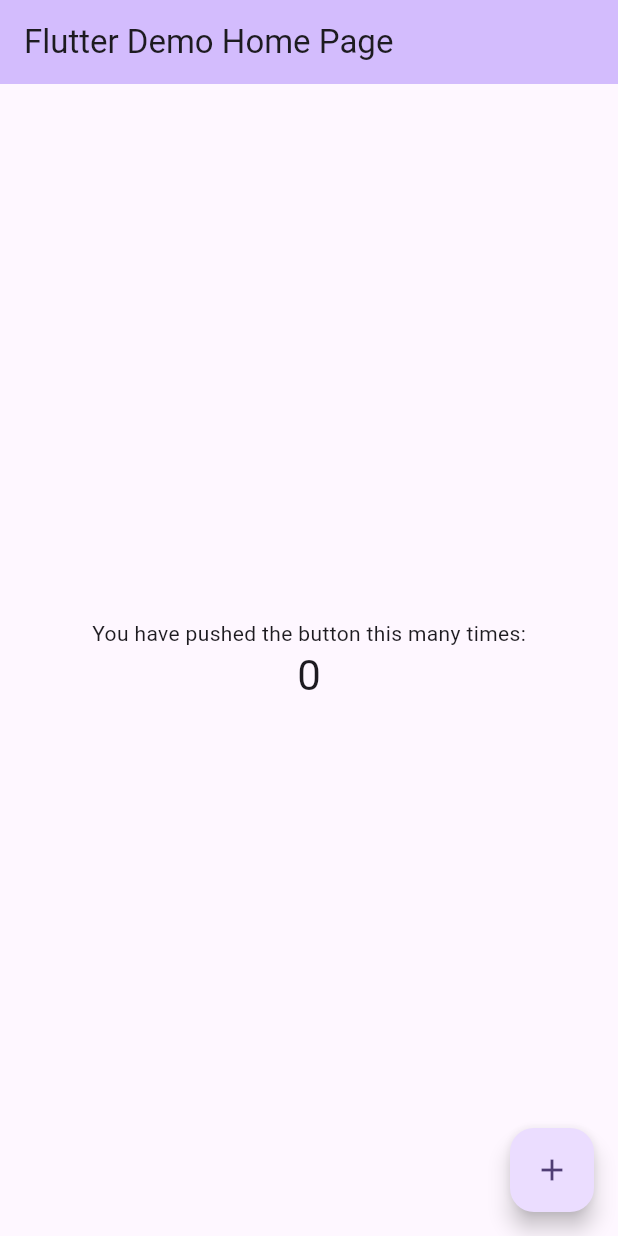
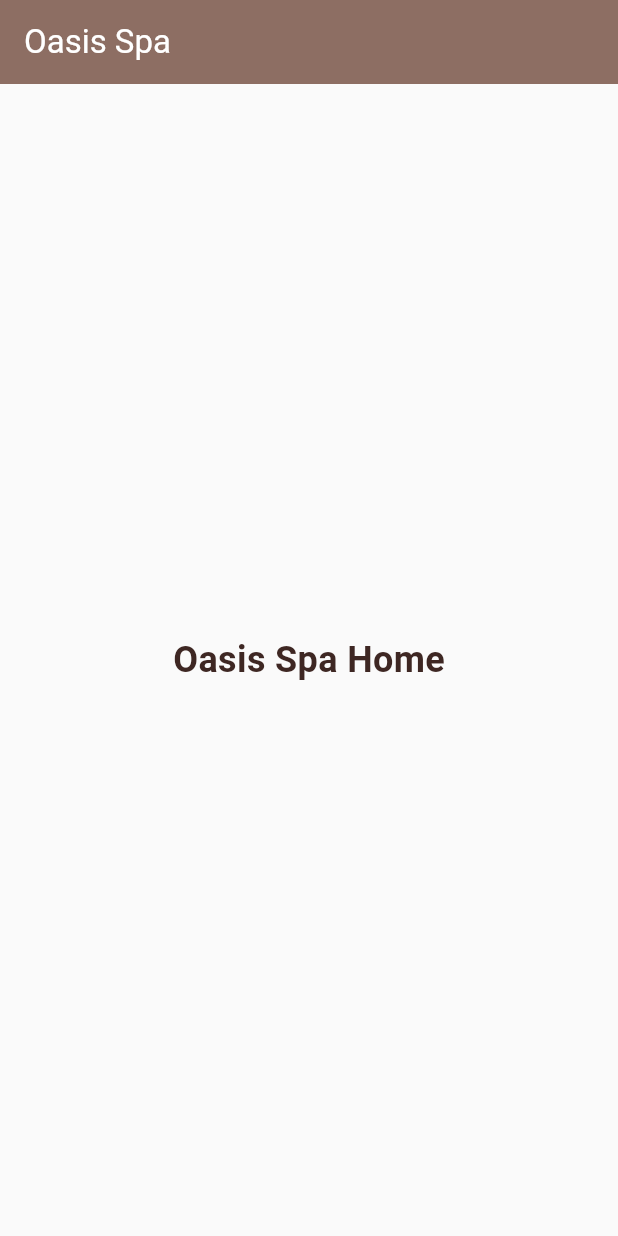
Before and after one commit to MariosGiagkou/Oasis-Spa, a Flutter app: the screen it shows after launch, on a phone screen of 412 x 824 dp. Run offline on Flutter 3.47's test engine with Material 3 defaults, Android fonts, the phone set to English and light mode, and no system bars.

Commit message:
setup base flutter app and spa theme colors

```diff
--- a/oasis/lib/main.dart
+++ b/oasis/lib/main.dart
@@ -7,115 +7,45 @@ void main() {
 class MyApp extends StatelessWidget {
   const MyApp({super.key});
 
-  // This widget is the root of your application.
   @override
   Widget build(BuildContext context) {
     return MaterialApp(
-      title: 'Flutter Demo',
+      title: 'Oasis Spa',
       theme: ThemeData(
-        // This is the theme of your application.
-        //
-        // TRY THIS: Try running your application with "flutter run". You'll see
-        // the application has a purple toolbar. Then, without quitting the app,
-        // try changing the seedColor in the colorScheme below to Colors.green
-        // and then invoke "hot reload" (save your changes or press the "hot
-        // reload" button in a Flutter-supported IDE, or press "r" if you used
-        // the command line to start the app).
-        //
-        // Notice that the counter didn't reset back to zero; the application
-        // state is not lost during the reload. To reset the state, use hot
-        // restart instead.
-        //
-        // This works for code too, not just values: Most code changes can be
-        // tested with just a hot reload.
-        colorScheme: .fromSeed(seedColor: Colors.deepPurple),
+        colorScheme: ColorScheme.fromSeed(
+          seedColor: const Color(0xFF8D6E63), // warm brown
+          surface: const Color(0xFFF5F5DC), // soft beige
+          onSurface: const Color(0xFF3E2723), // dark brown text
+          primary: const Color(0xFF8D6E63), // warm brown
+        ),
+        scaffoldBackgroundColor: const Color(0xFFFAFAFA),
+        useMaterial3: true,
       ),
-      home: const MyHomePage(title: 'Flutter Demo Home Page'),
+      home: const BaseLayout(),
     );
   }
 }
 
-class MyHomePage extends StatefulWidget {
-  const MyHomePage({super.key, required this.title});
-
-  // This widget is the home page of your application. It is stateful, meaning
-  // that it has a State object (defined below) that contains fields that affect
-  // how it looks.
-
-  // This class is the configuration for the state. It holds the values (in this
-  // case the title) provided by the parent (in this case the App widget) and
-  // used by the build method of the State. Fields in a Widget subclass are
-  // always marked "final".
-
-  final String title;
-
-  @override
-  State<MyHomePage> createState() => _MyHomePageState();
-}
-
-class _MyHomePageState extends State<MyHomePage> {
-  int _counter = 0;
-
-  void _incrementCounter() {
-    setState(() {
-      // This call to setState tells the Flutter framework that something has
-      // changed in this State, which causes it to rerun the build method below
-      // so that the display can reflect the updated values. If we changed
-      // _counter without calling setState(), then the build method would not be
-      // called again, and so nothing would appear to happen.
-      _counter++;
-    });
-  }
+class BaseLayout extends StatelessWidget {
+  const BaseLayout({super.key});
 
   @override
   Widget build(BuildContext context) {
-    // This method is rerun every time setState is called, for instance as done
-    // by the _incrementCounter method above.
-    //
-    // The Flutter framework has been optimized to make rerunning build methods
-    // fast, so that you can just rebuild anything that needs updating rather
-    // than having to individually change instances of widgets.
     return Scaffold(
       appBar: AppBar(
-        // TRY THIS: Try changing the color here to a specific color (to
-        // Colors.amber, perhaps?) and trigger a hot reload to see the AppBar
-        // change color while the other colors stay the same.
-        backgroundColor: Theme.of(context).colorScheme.inversePrimary,
-        // Here we take the value from the MyHomePage object that was created by
-        // the App.build method, and use it to set our appbar title.
-        title: Text(widget.title),
+        title: const Text('Oasis Spa'),
+        backgroundColor: Theme.of(context).colorScheme.primary,
+        foregroundColor: Colors.white,
       ),
-      body: Center(
-        // Center is a layout widget. It takes a single child and positions it
-        // in the middle of the parent.
-        child: Column(
-          // Column is also a layout widget. It takes a list of children and
-          // arranges them vertically. By default, it sizes itself to fit its
-          // children horizontally, and tries to be as tall as its parent.
-          //
-          // Column has various properties to control how it sizes itself and
-          // how it positions its children. Here we use mainAxisAlignment to
-          // center the children vertically; the main axis here is the vertical
-          // axis because Columns are vertical (the cross axis would be
-          // horizontal).
-          //
-          // TRY THIS: Invoke "debug painting" (choose the "Toggle Debug Paint"
-          // action in the IDE, or press "p" in the console), to see the
-          // wireframe for each widget.
-          mainAxisAlignment: .center,
-          children: [
-            const Text('You have pushed the button this many times:'),
-            Text(
-              '$_counter',
-              style: Theme.of(context).textTheme.headlineMedium,
-            ),
-          ],
+      body: const Center(
+        child: Text(
+          'Oasis Spa Home',
+          style: TextStyle(
+            fontSize: 24,
+            fontWeight: FontWeight.bold,
+            color: Color(0xFF3E2723),
+          ),
         ),
-      ),
-      floatingActionButton: FloatingActionButton(
-        onPressed: _incrementCounter,
-        tooltip: 'Increment',
-        child: const Icon(Icons.add),
       ),
     );
   }
```
